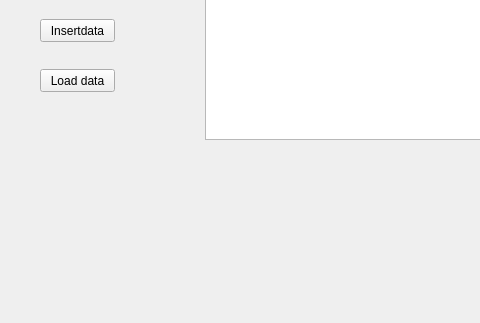
Qt form tablewidget.ui (kirangavini/qtdesigner) before a commit; both pictures show x 0 to 480 and y 191 to 514 of the 865 by 514 pixel window.
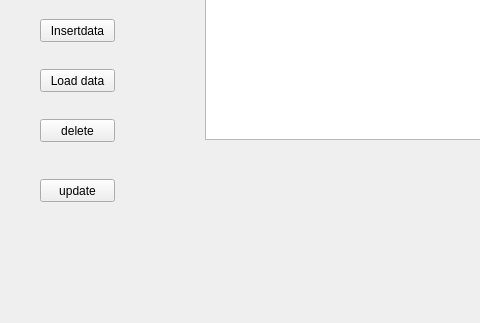
The same form after that commit.

Commit message: updating table widget

```diff
--- a/tablewidget.ui
+++ b/tablewidget.ui
@@ -109,6 +109,32 @@
      <string>admin</string>
     </property>
    </widget>
+   <widget class="QPushButton" name="pushButton_delete">
+    <property name="geometry">
+     <rect>
+      <x>40</x>
+      <y>310</y>
+      <width>75</width>
+      <height>23</height>
+     </rect>
+    </property>
+    <property name="text">
+     <string>delete</string>
+    </property>
+   </widget>
+   <widget class="QPushButton" name="pushButton_update">
+    <property name="geometry">
+     <rect>
+      <x>40</x>
+      <y>370</y>
+      <width>75</width>
+      <height>23</height>
+     </rect>
+    </property>
+    <property name="text">
+     <string>update</string>
+    </property>
+   </widget>
   </widget>
   <widget class="QMenuBar" name="menubar">
    <property name="geometry">
```
The commit also changes 4 other files.
